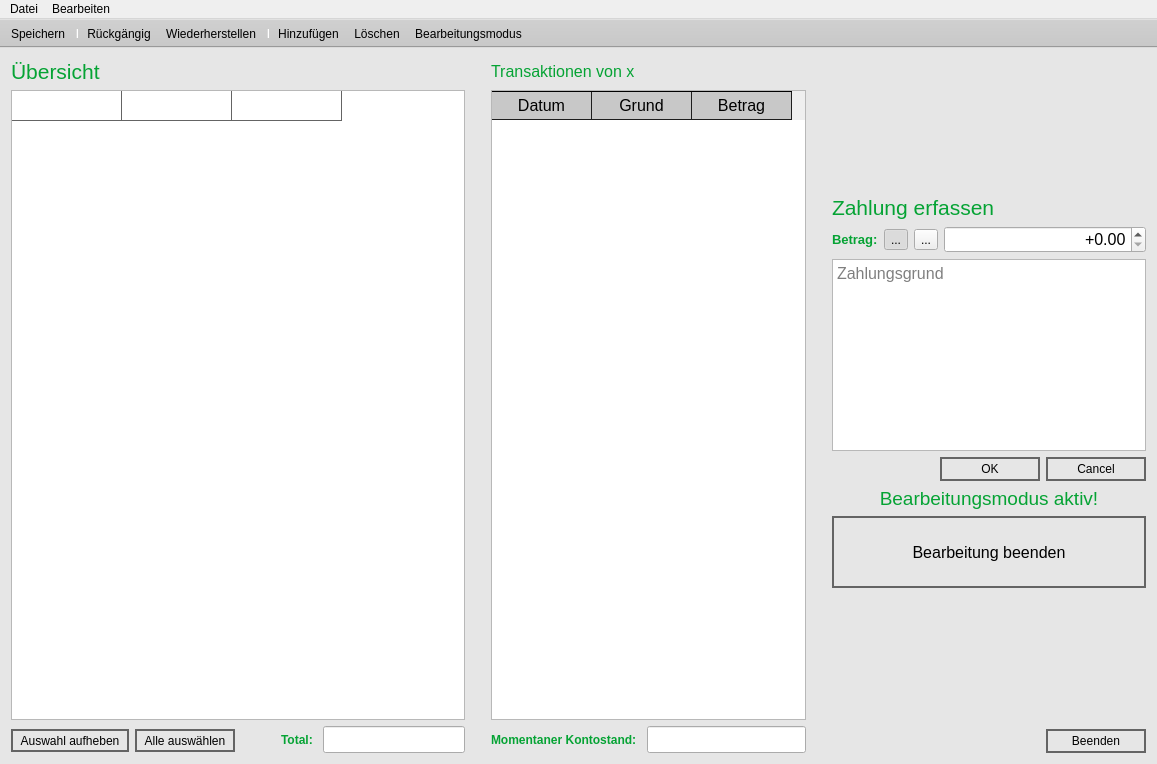
Above: mainwindow.ui from Snickers03/KlassenkassenManager before the change. Below: the same form after it.
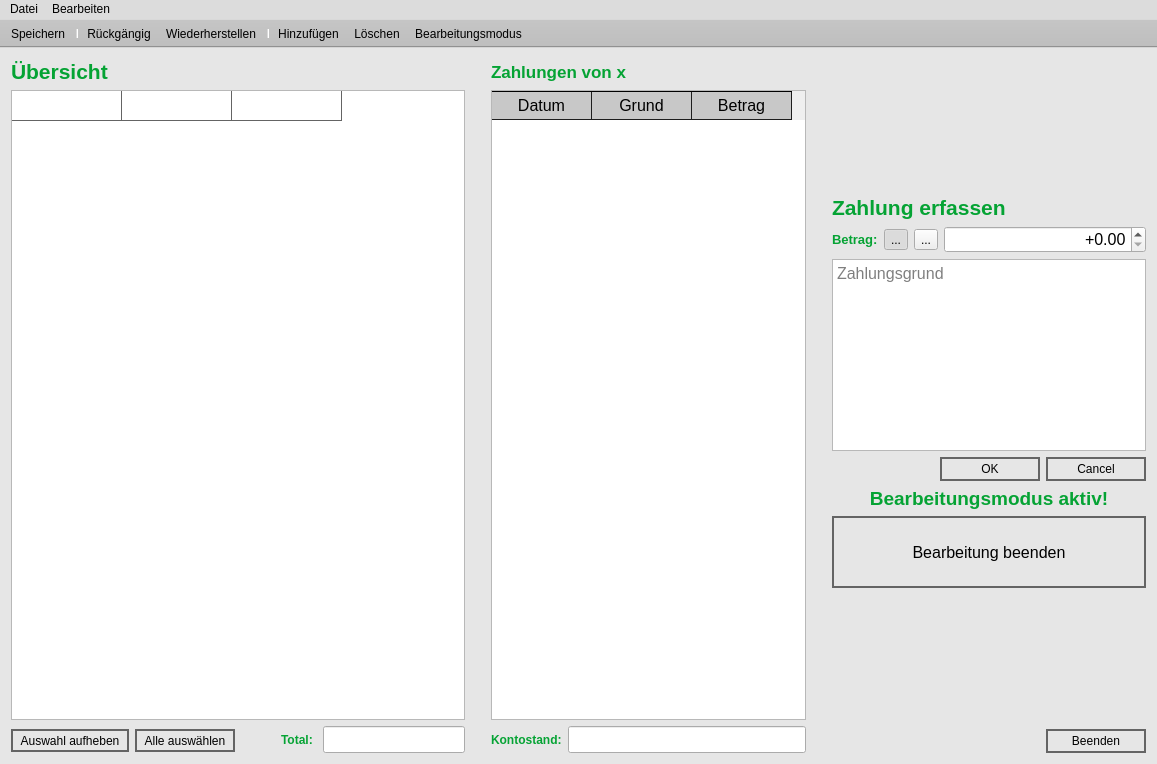
That is the form after the change. Icons and pictures are not drawn.

```diff
--- a/mainwindow.ui
+++ b/mainwindow.ui
@@ -26,7 +26,7 @@
 }
 
 QToolBar {
-	background-color: rgb(200, 200, 200);
+	background-color: rgb(190, 190, 190);
 }
 
 QPushButton {
@@ -100,6 +100,10 @@
 
 QLabel {
 	color: #05A334;
+}
+
+QMenuBar {
+	background-color: rgb(220, 220, 220);
 }</string>
   </property>
   <property name="unifiedTitleAndToolBarOnMac">
@@ -133,9 +137,9 @@
          <font>
           <family>MS Shell Dlg 2</family>
           <pointsize>16</pointsize>
-          <weight>50</weight>
+          <weight>75</weight>
           <italic>false</italic>
-          <bold>false</bold>
+          <bold>true</bold>
          </font>
         </property>
         <property name="styleSheet">
@@ -417,11 +421,13 @@
         </property>
         <property name="font">
          <font>
-          <pointsize>12</pointsize>
+          <pointsize>13</pointsize>
+          <weight>75</weight>
+          <bold>true</bold>
          </font>
         </property>
         <property name="text">
-         <string>Transaktionen von x</string>
+         <string>Zahlungen von x</string>
         </property>
        </widget>
       </item>
@@ -468,18 +474,19 @@
          <widget class="QLabel" name="label_2">
           <property name="minimumSize">
            <size>
-            <width>150</width>
+            <width>0</width>
             <height>0</height>
            </size>
           </property>
           <property name="font">
            <font>
+            <pointsize>9</pointsize>
             <weight>75</weight>
             <bold>true</bold>
            </font>
           </property>
           <property name="text">
-           <string>Momentaner Kontostand:</string>
+           <string>Kontostand:</string>
           </property>
          </widget>
         </item>
@@ -561,9 +568,9 @@
          <font>
           <family>MS Shell Dlg 2</family>
           <pointsize>16</pointsize>
-          <weight>50</weight>
+          <weight>75</weight>
           <italic>false</italic>
-          <bold>false</bold>
+          <bold>true</bold>
          </font>
         </property>
         <property name="text">
@@ -745,6 +752,8 @@
         <property name="font">
          <font>
           <pointsize>14</pointsize>
+          <weight>75</weight>
+          <bold>true</bold>
          </font>
         </property>
         <property name="text">
```
Left out of the diff: 51 changed lines with no effect on the pictures.
